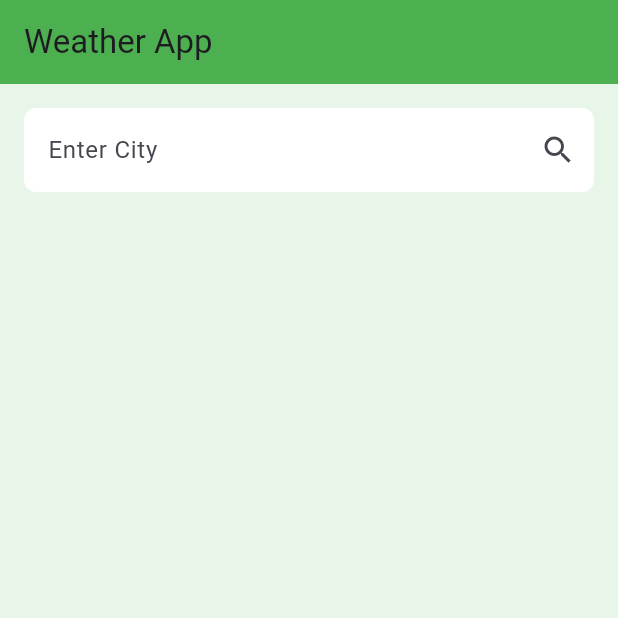
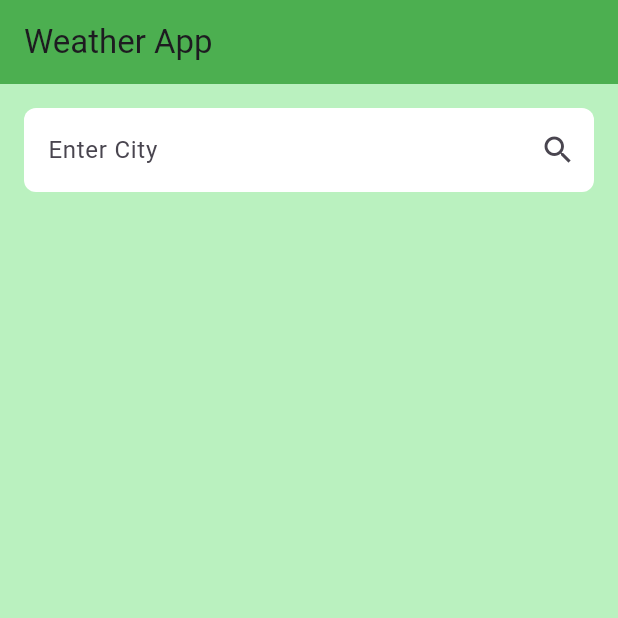
Before and after one commit to Padmajan98/Weather_Forecast_App, a Flutter app: the screen it shows after launch, on a phone screen of 412 x 824 dp, the top half of it. Run offline on Flutter 3.47's test engine with Material 3 defaults, Android fonts, the phone set to English and light mode, and no system bars; our stand-ins replace hive, hive_flutter, shared_preferences; accounts and stored records are empty.

Commit message:
third commit

```diff
--- a/lib/main.dart
+++ b/lib/main.dart
@@ -16,7 +16,7 @@ class MyApp extends StatelessWidget {
       theme: ThemeData(
         primarySwatch: Colors.green,
         brightness: Brightness.light,
-        scaffoldBackgroundColor: Colors.green[50],
+        scaffoldBackgroundColor: Color.fromARGB(255, 186, 241, 191),
         appBarTheme: AppBarTheme(
           backgroundColor: Colors.green,
         ),
```
Also changed, not shown: 1 other file.
